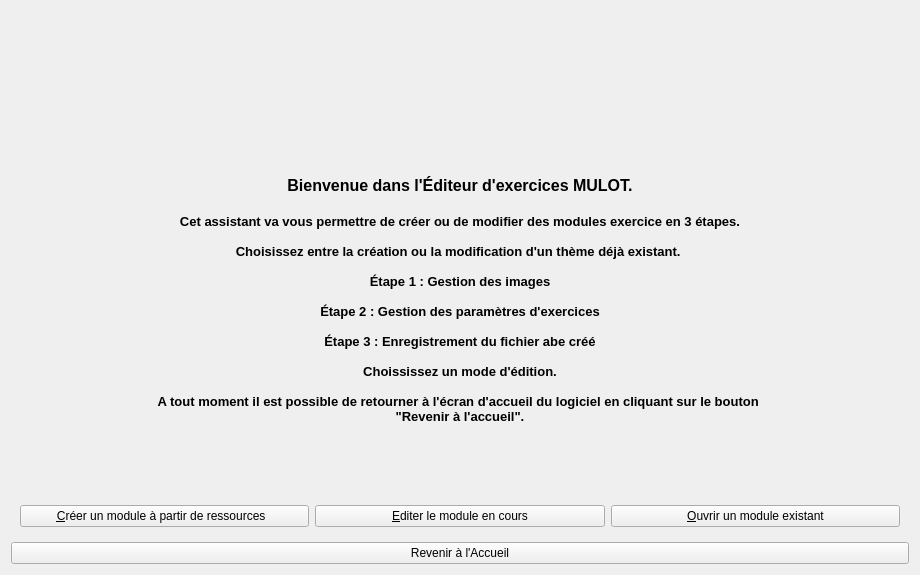
First picture: the form in editeur.ui, repository Txikilinux/leterrier-mulot, before the edit.
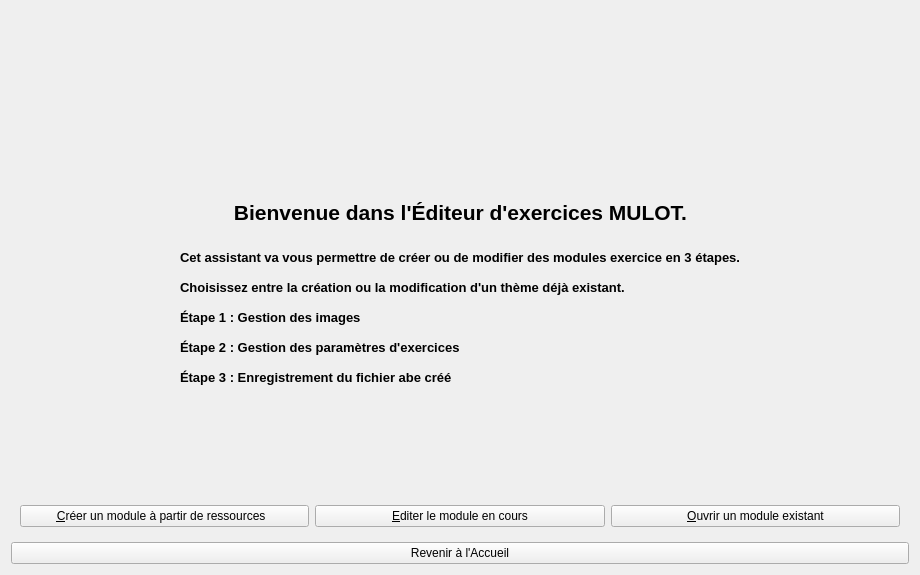
Second picture: the form after the edit. The open tabs and pages were chosen to show the change. Icons and pictures are not drawn. Custom widgets are drawn as their Qt base class.

Commit message: Message aide PageParametres

What changed in the file:
```diff
--- a/editeur.ui
+++ b/editeur.ui
@@ -117,8 +117,8 @@
       <number>1</number>
      </property>
      <widget class="QWidget" name="pageAccueil">
-      <layout class="QVBoxLayout" name="verticalLayout_3">
-       <item>
+      <layout class="QGridLayout" name="gridLayout_7">
+       <item row="0" column="0" colspan="3">
         <spacer name="verticalSpacer_9">
          <property name="orientation">
           <enum>Qt::Vertical</enum>
@@ -131,7 +131,20 @@
          </property>
         </spacer>
        </item>
-       <item>
+       <item row="1" column="0">
+        <spacer name="horizontalSpacer">
+         <property name="orientation">
+          <enum>Qt::Horizontal</enum>
+         </property>
+         <property name="sizeHint" stdset="0">
+          <size>
+           <width>86</width>
+           <height>20</height>
+          </size>
+         </property>
+        </spacer>
+       </item>
+       <item row="1" column="1">
         <widget class="QLabel" name="lblAccueil">
          <property name="styleSheet">
           <string notr="true">#lblAccueil {
@@ -143,8 +156,8 @@
 &lt;html&gt;&lt;head&gt;&lt;meta name=&quot;qrichtext&quot; content=&quot;1&quot; /&gt;&lt;style type=&quot;text/css&quot;&gt;
 p, li { white-space: pre-wrap; }
 &lt;/style&gt;&lt;/head&gt;&lt;body style=&quot; font-family:'Sans'; font-size:10pt; font-weight:600; font-style:normal;&quot;&gt;
-&lt;p style=&quot; margin-top:0px; margin-bottom:0px; margin-left:0px; margin-right:0px; -qt-block-indent:0; text-indent:0px;&quot;&gt;&lt;span style=&quot; font-size:12pt;&quot;&gt;Bienvenue dans l'Éditeur d'exercices MULOT.&lt;/span&gt;&lt;/p&gt;
-&lt;p style=&quot;-qt-paragraph-type:empty; margin-top:0px; margin-bottom:0px; margin-left:0px; margin-right:0px; -qt-block-indent:0; text-indent:0px; font-size:12pt;&quot;&gt;&lt;/p&gt;
+&lt;p align=&quot;center&quot; style=&quot; margin-top:0px; margin-bottom:0px; margin-left:0px; margin-right:0px; -qt-block-indent:0; text-indent:0px;&quot;&gt;&lt;span style=&quot; font-size:16pt;&quot;&gt;Bienvenue dans l'Éditeur d'exercices MULOT.&lt;/span&gt;&lt;/p&gt;
+&lt;p style=&quot;-qt-paragraph-type:empty; margin-top:0px; margin-bottom:0px; margin-left:0px; margin-right:0px; -qt-block-indent:0; text-indent:0px; font-size:16pt;&quot;&gt;&lt;/p&gt;
 &lt;p style=&quot; margin-top:0px; margin-bottom:0px; margin-left:0px; margin-right:0px; -qt-block-indent:0; text-indent:0px;&quot;&gt;Cet assistant va vous permettre de créer ou de modifier des modules exercice en 3 étapes.&lt;/p&gt;
 &lt;p style=&quot;-qt-paragraph-type:empty; margin-top:0px; margin-bottom:0px; margin-left:0px; margin-right:0px; -qt-block-indent:0; text-indent:0px;&quot;&gt;&lt;/p&gt;
 &lt;p style=&quot; margin-top:0px; margin-bottom:0px; margin-left:0px; margin-right:0px; -qt-block-indent:0; text-indent:0px;&quot;&gt;Choisissez entre la création ou la modification d'un thème déjà existant. &lt;/p&gt;
@@ -154,18 +167,27 @@
 &lt;p style=&quot; margin-top:0px; margin-bottom:0px; margin-left:0px; margin-right:0px; -qt-block-indent:0; text-indent:0px;&quot;&gt;Étape 2 : Gestion des paramètres d'exercices&lt;/p&gt;
 &lt;p style=&quot;-qt-paragraph-type:empty; margin-top:0px; margin-bottom:0px; margin-left:0px; margin-right:0px; -qt-block-indent:0; text-indent:0px;&quot;&gt;&lt;/p&gt;
 &lt;p style=&quot; margin-top:0px; margin-bottom:0px; margin-left:0px; margin-right:0px; -qt-block-indent:0; text-indent:0px;&quot;&gt;Étape 3 : Enregistrement du fichier abe créé&lt;/p&gt;
-&lt;p style=&quot;-qt-paragraph-type:empty; margin-top:0px; margin-bottom:0px; margin-left:0px; margin-right:0px; -qt-block-indent:0; text-indent:0px;&quot;&gt;&lt;/p&gt;
-&lt;p style=&quot; margin-top:0px; margin-bottom:0px; margin-left:0px; margin-right:0px; -qt-block-indent:0; text-indent:0px;&quot;&gt;Choississez un mode d'édition.&lt;/p&gt;
-&lt;p style=&quot;-qt-paragraph-type:empty; margin-top:0px; margin-bottom:0px; margin-left:0px; margin-right:0px; -qt-block-indent:0; text-indent:0px;&quot;&gt;&lt;/p&gt;
-&lt;p style=&quot; margin-top:0px; margin-bottom:0px; margin-left:0px; margin-right:0px; -qt-block-indent:0; text-indent:0px;&quot;&gt;A tout moment il est possible de retourner à l'écran d'accueil du logiciel en cliquant sur le bouton &lt;/p&gt;
-&lt;p style=&quot; margin-top:0px; margin-bottom:0px; margin-left:0px; margin-right:0px; -qt-block-indent:0; text-indent:0px;&quot;&gt;&amp;quot;Revenir à l'accueil&amp;quot;.&lt;/p&gt;&lt;/body&gt;&lt;/html&gt;</string>
+&lt;p style=&quot;-qt-paragraph-type:empty; margin-top:0px; margin-bottom:0px; margin-left:0px; margin-right:0px; -qt-block-indent:0; text-indent:0px;&quot;&gt;&lt;/p&gt;&lt;/body&gt;&lt;/html&gt;</string>
          </property>
          <property name="alignment">
-          <set>Qt::AlignCenter</set>
+          <set>Qt::AlignJustify|Qt::AlignVCenter</set>
          </property>
         </widget>
        </item>
-       <item>
+       <item row="1" column="2">
+        <spacer name="horizontalSpacer_9">
+         <property name="orientation">
+          <enum>Qt::Horizontal</enum>
+         </property>
+         <property name="sizeHint" stdset="0">
+          <size>
+           <width>85</width>
+           <height>20</height>
+          </size>
+         </property>
+        </spacer>
+       </item>
+       <item row="2" column="0" colspan="3">
         <spacer name="verticalSpacer_10">
          <property name="orientation">
           <enum>Qt::Vertical</enum>
@@ -178,7 +200,7 @@
          </property>
         </spacer>
        </item>
-       <item>
+       <item row="3" column="0" colspan="3">
         <layout class="QHBoxLayout" name="layoutModeEdition">
          <item>
           <widget class="QPushButton" name="btnCreationAbe">
@@ -386,12 +408,21 @@
           <item row="0" column="1">
            <widget class="QLabel" name="labelImagesSelectionnees">
             <property name="text">
-             <string>Liste des images sélectionnées</string>
+             <string>Images sélectionnées</string>
+            </property>
+            <property name="alignment">
+             <set>Qt::AlignCenter</set>
             </property>
            </widget>
           </item>
           <item row="1" column="1">
            <widget class="QListWidget" name="listWidgetImagesSelection">
+            <property name="sizePolicy">
+             <sizepolicy hsizetype="Expanding" vsizetype="Expanding">
+              <horstretch>0</horstretch>
+              <verstretch>0</verstretch>
+             </sizepolicy>
+            </property>
             <property name="minimumSize">
              <size>
               <width>0</width>
```
The commit also changes 2 other files.
